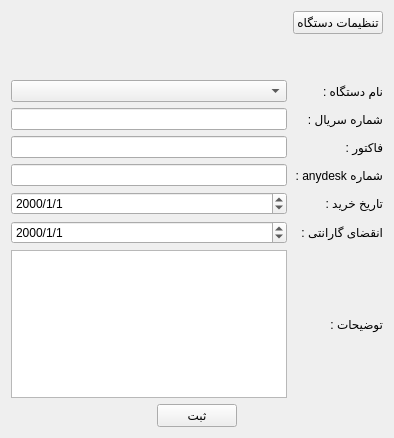
First picture: the form in productregister.ui, repository kia-far/QtDBS, before the edit.
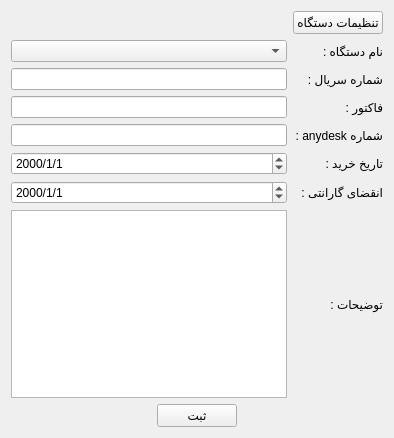
Second picture: the form after the edit.

Commit message: re arranged the device form and added lines to show the items part

What changed in the file:
```diff
--- a/productregister.ui
+++ b/productregister.ui
@@ -19,94 +19,78 @@
   <layout class="QVBoxLayout" name="verticalLayout">
    <item>
     <layout class="QGridLayout" name="gridLayout">
-     <item row="3" column="0">
+     <item row="2" column="0">
       <widget class="QLineEdit" name="lineEdit_8"/>
      </item>
-     <item row="6" column="1">
+     <item row="5" column="1">
       <widget class="QLabel" name="label_3">
        <property name="text">
         <string>فاکتور :</string>
        </property>
       </widget>
      </item>
-     <item row="10" column="1">
+     <item row="9" column="1">
       <widget class="QLabel" name="label_5">
        <property name="text">
         <string>انقضای گارانتی :</string>
        </property>
       </widget>
      </item>
-     <item row="2" column="1">
+     <item row="1" column="1">
       <widget class="QLabel" name="label_2">
        <property name="text">
         <string>نام دستگاه :</string>
        </property>
       </widget>
      </item>
-     <item row="6" column="0">
+     <item row="5" column="0">
       <widget class="QLineEdit" name="lineEdit_10"/>
      </item>
-     <item row="12" column="1">
+     <item row="11" column="1">
       <widget class="QLabel" name="label_7">
        <property name="text">
         <string>توضیحات :</string>
        </property>
       </widget>
      </item>
-     <item row="2" column="0">
+     <item row="1" column="0">
       <widget class="QComboBox" name="comboBox"/>
      </item>
-     <item row="1" column="1">
-      <spacer name="verticalSpacer">
-       <property name="orientation">
-        <enum>Qt::Orientation::Vertical</enum>
-       </property>
-       <property name="sizeType">
-        <enum>QSizePolicy::Policy::Fixed</enum>
-       </property>
-       <property name="sizeHint" stdset="0">
-        <size>
-         <width>20</width>
-         <height>40</height>
-        </size>
-       </property>
-      </spacer>
-     </item>
-     <item row="7" column="0">
+     <item row="6" column="0">
       <widget class="QLineEdit" name="lineEdit_11"/>
      </item>
-     <item row="12" column="0">
+     <item row="11" column="0">
       <widget class="QTextEdit" name="textEdit"/>
      </item>
-     <item row="10" column="0">
-      <widget class="QDateEdit" name="dateEdit">
-       <property name="displayFormat">
-        <string>yyyy/M/d</string>
-       </property>
-      </widget>
-     </item>
      <item row="9" column="0">
+      <widget class="QDateEdit" name="dateEdit">
+       <property name="displayFormat">
+        <string>yyyy/M/d</string>
+       </property>
+      </widget>
+     </item>
+     <item row="8" column="0">
       <widget class="QDateEdit" name="dateEdit_2">
        <property name="displayFormat">
         <string>yyyy/M/d</string>
        </property>
       </widget>
      </item>
-     <item row="3" column="1">
+     <item row="2" column="1">
       <widget class="QLabel" name="label">
        <property name="text">
         <string>شماره سریال :</string>
        </property>
       </widget>
      </item>
-     <item row="7" column="1">
+     <item row="6" column="1">
       <widget class="QLabel" name="label_4">
        <property name="text">
         <string>شماره anydesk :</string>
        </property>
       </widget>
      </item>
-     <item row="9" column="1">
+     <item row="8" column="1">
       <widget class="QLabel" name="label_6">
        <property name="text">
         <string>تاریخ خرید :</string>
```
The commit also changes 7 other files.
